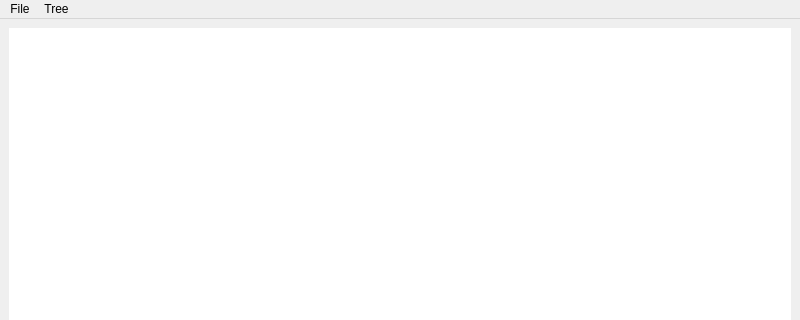
First picture: the form in src/mainwindow.ui, repository treeedit/treeedit, before the edit; both pictures show x 0 to 800 and y 0 to 320 of the 800 by 600 pixel window.
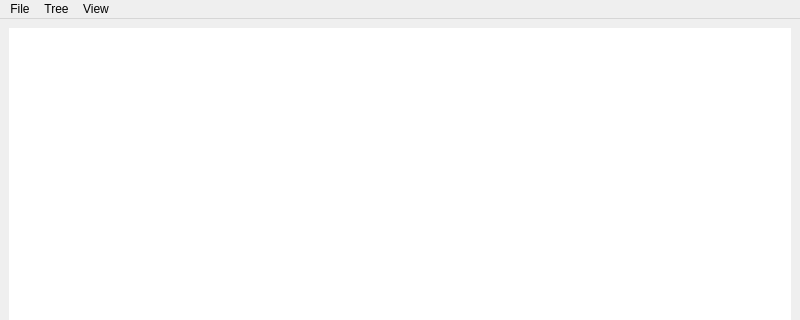
Second picture: the form after the edit. Icons and pictures are not drawn.

Diff of the .ui file:
```diff
--- a/src/mainwindow.ui
+++ b/src/mainwindow.ui
@@ -59,8 +59,15 @@
     <addaction name="separator"/>
     <addaction name="actionRemove"/>
    </widget>
+   <widget class="QMenu" name="menuView">
+    <property name="title">
+     <string>View</string>
+    </property>
+    <addaction name="actionFont"/>
+   </widget>
    <addaction name="menuFile"/>
    <addaction name="menuTree"/>
+   <addaction name="menuView"/>
   </widget>
   <widget class="QStatusBar" name="statusbar"/>
   <action name="actionOpen">
```
Left out of the diff: 5 changed lines with no effect on the pictures.
